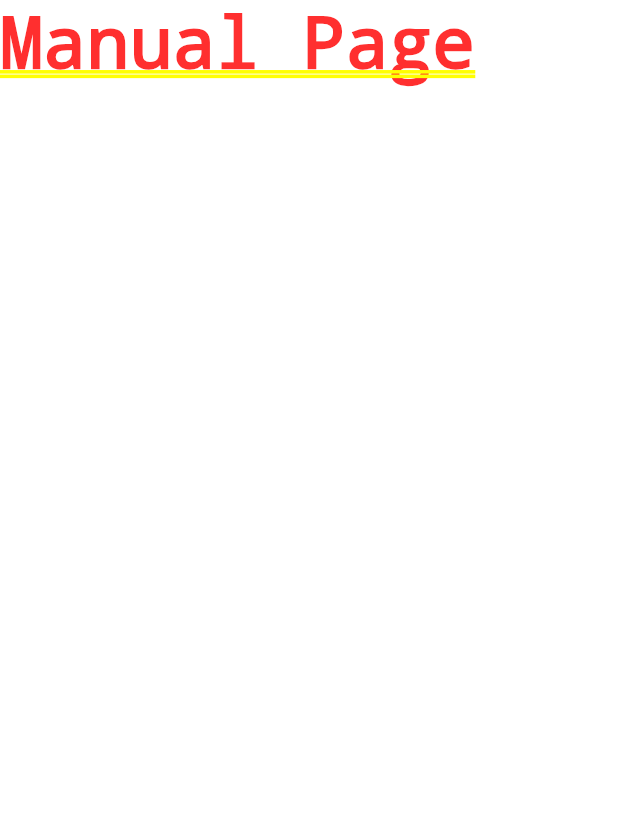
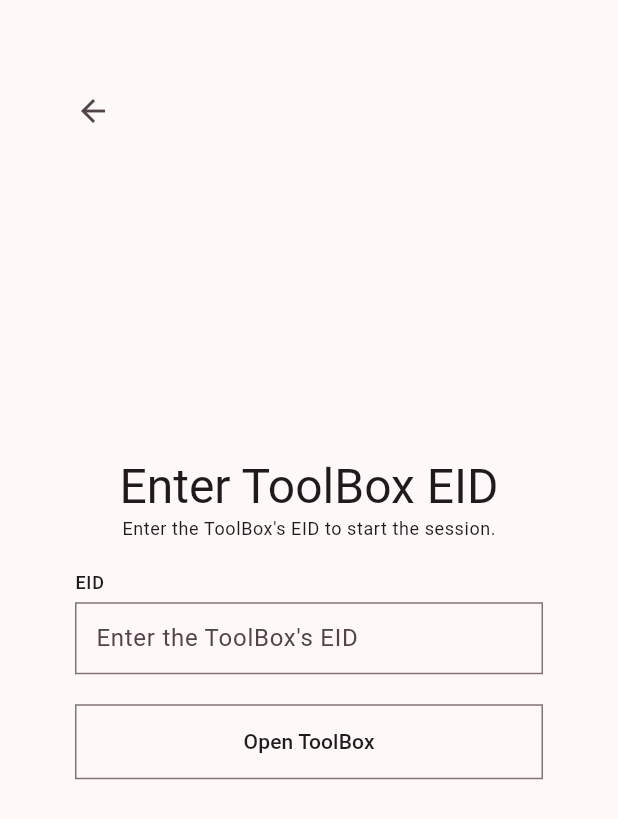
Before and after one commit to aryan-parcell/toolsight, a Flutter app: the Home screen opened by its route, after a tap on "Manual Entry", on a phone screen of 412 x 824 dp. Shown: the top 819 px of the screen. Run offline on Flutter 3.47's test engine with Material 3 defaults, Android fonts, the phone set to English and light mode, and no system bars; our stand-ins replace go_router.

Commit message:
Implement manual entry page

```diff
--- /dev/null
+++ b/lib/pages/manual.dart
@@ -0,0 +1,69 @@
+import 'package:flutter/material.dart';
+import 'package:go_router/go_router.dart';
+import 'package:toolsight/widgets/text_input_section.dart';
+import 'package:toolsight/widgets/wide_button.dart';
+import 'package:toolsight/router.dart';
+
+class Manual extends StatefulWidget {
+  const Manual({super.key});
+
+  @override
+  State<Manual> createState() => _ManualState();
+}
+
+class _ManualState extends State<Manual> {
+  final _eidController = TextEditingController();
+
+  Future<void> _openToolBox() async {
+    // TODO implement backend
+    final eid = _eidController.text;
+    context.goNamed(AppRoute.toolbox.name, pathParameters: {'toolbox_id': eid});
+  }
+
+  @override
+  Widget build(BuildContext context) {
+    return Scaffold(
+      body: Stack(
+        children: [
+          Padding(
+            padding: const EdgeInsets.symmetric(horizontal: 50, vertical: 100),
+            child: Column(
+              mainAxisAlignment: MainAxisAlignment.center,
+              spacing: 20,
+              children: [
+                Column(
+                  children: [
+                    Text("Enter ToolBox EID", style: Theme.of(context).textTheme.headlineLarge),
+                    Text("Enter the ToolBox's EID to start the session.", style: Theme.of(context).textTheme.bodySmall),
+                  ],
+                ),
+                TextInputSection(
+                  label: "EID",
+                  hintText: "Enter the ToolBox's EID",
+                  controller: _eidController,
+                  obscureText: false,
+                ),
+                Row(
+                  children: [
+                    WideButton(
+                      text: "Open ToolBox",
+                      onPressed: _openToolBox,
+                    ),
+                  ],
+                ),
+              ],
+            ),
+          ),
+          Positioned(
+            top: 50,
+            left: 38,
+            child: IconButton(
+              icon: const Icon(Icons.arrow_back),
+              onPressed: () => context.pop(),
+            ),
+          ),
+        ],
+      ),
+    );
+  }
+}
--- a/lib/router.dart
+++ b/lib/router.dart
@@ -2,6 +2,7 @@ import 'package:flutter/material.dart';
 import 'package:go_router/go_router.dart';
 import 'package:toolsight/pages/home.dart';
 import 'package:toolsight/pages/login.dart';
+import 'package:toolsight/pages/manual.dart';
 
 enum AppRoute {
   home(path: '/', name: 'home'),
@@ -46,7 +47,7 @@ GoRouter createRouter() {
       GoRoute(
         path: AppRoute.manual.path,
         name: AppRoute.manual.name,
-        builder: (context, state) => const Text("Manual Page"),
+        builder: (context, state) => const Manual(),
       ),
       GoRoute(
         path: AppRoute.qr.path,
```
